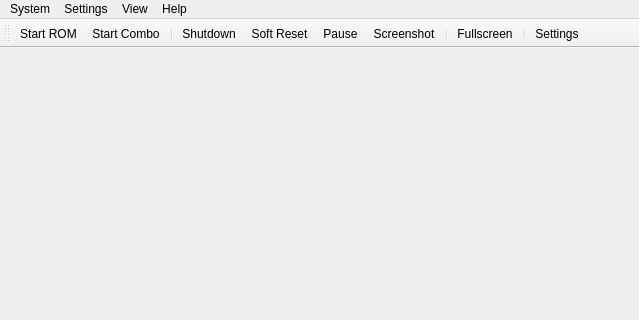
Before: the Qt Designer form Source/RMG/UserInterface/MainWindow.ui in Rosalie241/RMG, drawn with Qt 5; both pictures show x 0 to 639 and y 0 to 320 of the 639 by 543 pixel window.
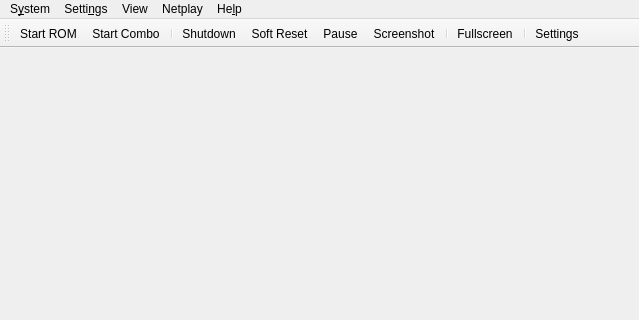
After: the same form once the commit is applied. Icons and pictures are not drawn.

Commit message: RMG: implement netplay support

What changed in the file:
```diff
--- a/Source/RMG/UserInterface/MainWindow.ui
+++ b/Source/RMG/UserInterface/MainWindow.ui
@@ -31,7 +31,7 @@
    </property>
    <widget class="QMenu" name="menuSystem">
     <property name="title">
-     <string>System</string>
+     <string>S&amp;ystem</string>
     </property>
     <widget class="QMenu" name="menuReset">
      <property name="title">
@@ -113,7 +113,7 @@
    </widget>
    <widget class="QMenu" name="menuSettings">
     <property name="title">
-     <string>Settings</string>
+     <string>Setti&amp;ngs</string>
     </property>
     <addaction name="action_Settings_Graphics"/>
     <addaction name="action_Settings_Audio"/>
@@ -143,7 +143,7 @@
    </widget>
    <widget class="QMenu" name="menuHelp">
     <property name="title">
-     <string>Help</string>
+     <string>He&amp;lp</string>
     </property>
     <addaction name="action_Help_Github"/>
     <addaction name="separator"/>
@@ -151,9 +151,17 @@
     <addaction name="separator"/>
     <addaction name="action_Help_About"/>
    </widget>
+   <widget class="QMenu" name="menuNetplay">
+    <property name="title">
+     <string>Netplay</string>
+    </property>
+    <addaction name="action_Netplay_CreateSession"/>
+    <addaction name="action_Netplay_JoinSession"/>
+   </widget>
    <addaction name="menuSystem"/>
    <addaction name="menuSettings"/>
    <addaction name="menuView"/>
+   <addaction name="menuNetplay"/>
    <addaction name="menuHelp"/>
   </widget>
   <widget class="QStatusBar" name="statusbar"/>
```
Left out of the diff: 221 changed lines with no effect on the pictures. The commit also changes 29 other files.
